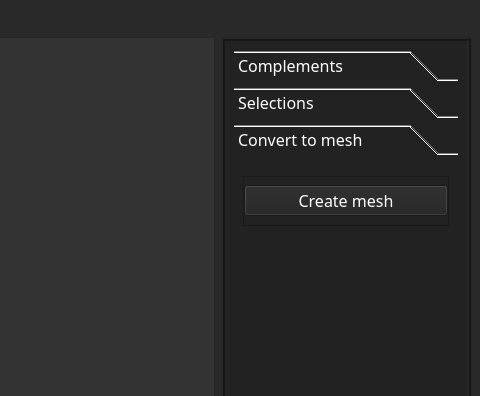
Qt form UI2.ui (MateuszRumin/PWSZ_3IS_2024_ZPI_P3_G3) before a commit; both pictures show x 528 to 1008 and y 0 to 396 of the 1008 by 744 pixel window.
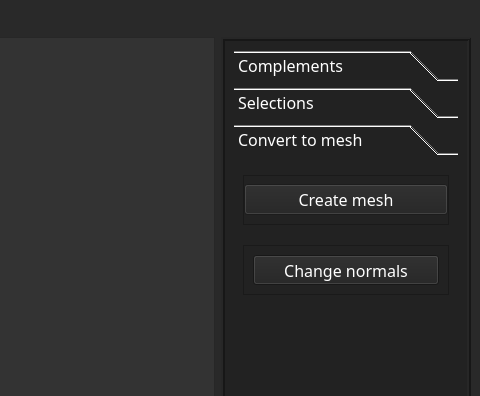
The same form after that commit. The open tabs and pages were chosen to show the change.

Commit message: manual_modification_of_the_direction_of_the_normal_vector_version_1.12

The edit to the form file:
```diff
--- a/UI2.ui
+++ b/UI2.ui
@@ -520,8 +520,8 @@
            <rect>
             <x>0</x>
             <y>0</y>
-            <width>206</width>
-            <height>80</height>
+            <width>224</width>
+            <height>150</height>
            </rect>
           </property>
           <property name="minimumSize">
@@ -533,7 +533,7 @@
           <property name="maximumSize">
            <size>
             <width>300</width>
-            <height>80</height>
+            <height>150</height>
            </size>
           </property>
           <attribute name="label">
@@ -595,6 +595,31 @@
              </layout>
             </widget>
            </item>
+           <item>
+            <widget class="QFrame" name="frame_3">
+             <property name="maximumSize">
+              <size>
+               <width>206</width>
+               <height>50</height>
+              </size>
+             </property>
+             <property name="frameShape">
+              <enum>QFrame::StyledPanel</enum>
+             </property>
+             <property name="frameShadow">
+              <enum>QFrame::Raised</enum>
+             </property>
+             <layout class="QVBoxLayout" name="verticalLayout_11">
+              <item>
+               <widget class="QPushButton" name="change_normals_button">
+                <property name="text">
+                 <string>Change normals</string>
+                </property>
+               </widget>
+              </item>
+             </layout>
+            </widget>
+           </item>
           </layout>
          </widget>
          <widget class="QWidget" name="page_scene_geometries">
```
Left out of the diff: 12 changed lines with no effect on the pictures. The commit also changes 6 other files.
